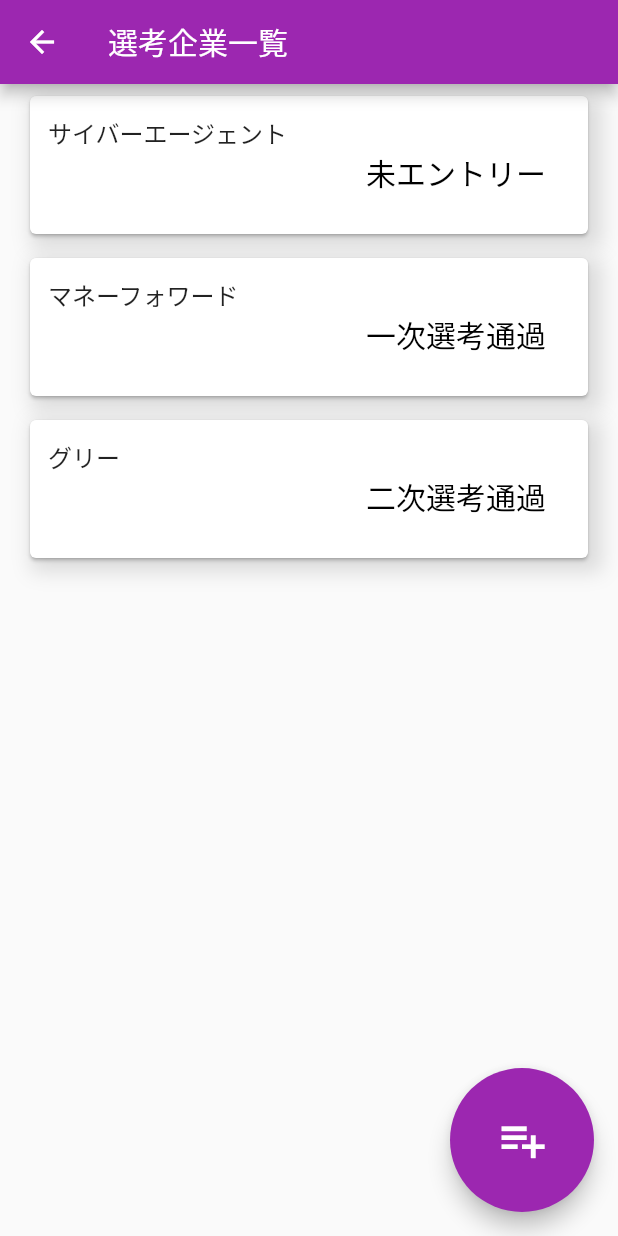
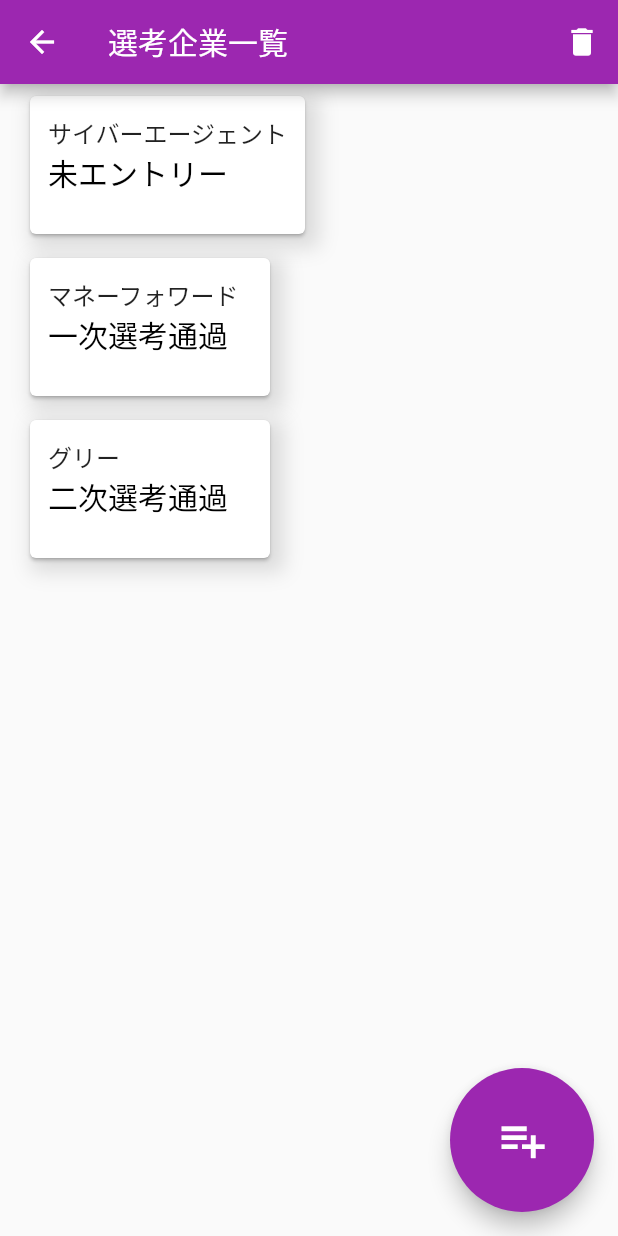
Before and after one commit to momomomo111/job_hanting_app, a Flutter app: the ProcessListScreen screen opened by its route, on a phone screen of 412 x 824 dp. Run offline on Flutter 3.47's test engine with Material 2 defaults, Android fonts, the phone set to English and light mode, and no system bars; our stand-ins replace get, google_fonts.

Commit message:
[update] Implemented a function to delete the selection status.
選考状況の削除機能の実装

```diff
--- a/lib/controller/process_controller.dart
+++ b/lib/controller/process_controller.dart
@@ -36,6 +36,8 @@ class ProcessController extends GetxController {
 
   final selectedProcess = '0'.obs;
 
+  final deleteMode = false.obs;
+
   void setCompany(company) =>
       myProcessList.add(ProcessPair(company: company, process: "未エントリー"));
 
@@ -48,5 +50,7 @@ class ProcessController extends GetxController {
     myProcessList.removeAt(index + 1);
   }
 
+  void deleteMyProcess(index) => myProcessList.removeAt(index);
+
   void handleRadio(value) => selectedProcess(value);
 }
--- a/lib/view/process_list_screen.dart
+++ b/lib/view/process_list_screen.dart
@@ -10,14 +10,43 @@ class ProcessListScreen extends StatelessWidget {
   @override
   Widget build(BuildContext context) {
     return Scaffold(
-      appBar: AppBar(title: const Text("選考企業一覧")),
+      appBar: AppBar(
+        title: const Text("選考企業一覧"),
+        actions: <Widget>[
+          Obx(
+            () => Visibility(
+              visible: !_processController.deleteMode.value,
+              child: IconButton(
+                onPressed: () {
+                  _processController.deleteMode.value = true;
+                },
+                icon: const Icon(
+                  Icons.delete,
+                ),
+              ),
+            ),
+          ),
+          Obx(
+            () => Visibility(
+              visible: _processController.deleteMode.value,
+              child: IconButton(
+                onPressed: () {
+                  _processController.deleteMode.value = false;
+                },
+                icon: const Icon(
+                  Icons.clear,
+                ),
+              ),
+            ),
+          ),
+        ],
+      ),
       body: Obx(
         () => ListView.builder(
           shrinkWrap: true,
           itemCount: _processController.myProcessList.length,
           itemBuilder: (BuildContext context, int index) {
-            return Column(
-              crossAxisAlignment: CrossAxisAlignment.center,
+            return Row(
               children: [
                 Padding(
                   padding: const EdgeInsets.symmetric(
@@ -41,7 +70,7 @@ class ProcessListScreen extends StatelessWidget {
                           ),
                         ],
                       ),
-                      width: double.infinity,
+                      // width: double.infinity,
                       height: 100,
                       child: Card(
                         child: Padding(
@@ -56,7 +85,7 @@ class ProcessListScreen extends StatelessWidget {
                                 ),
                               ),
                               SizedBox(
-                                width: double.infinity,
+                                // width: double.infinity,
                                 child: Padding(
                                   padding: const EdgeInsets.only(right: 16),
                                   child: Text(
@@ -74,6 +103,19 @@ class ProcessListScreen extends StatelessWidget {
                             ],
                           ),
                         ),
+                      ),
+                    ),
+                  ),
+                ),
+                Obx(
+                  () => Visibility(
+                    visible: _processController.deleteMode.value,
+                    child: IconButton(
+                      onPressed: () {
+                        _processController.deleteMyProcess(index);
+                      },
+                      icon: const Icon(
+                        Icons.remove_circle,
                       ),
                     ),
                   ),
```
